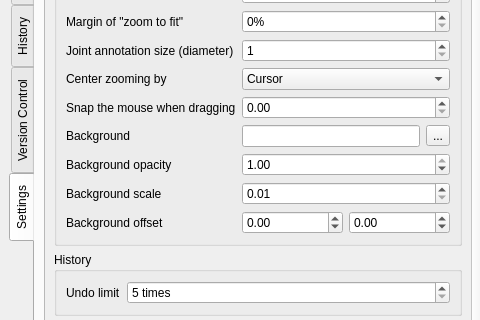
Qt form core/widgets/main.ui (KmolYuan/Pyslvs-UI) before a commit; both pictures show x 0 to 480 and y 242 to 562 of the 882 by 849 pixel window.
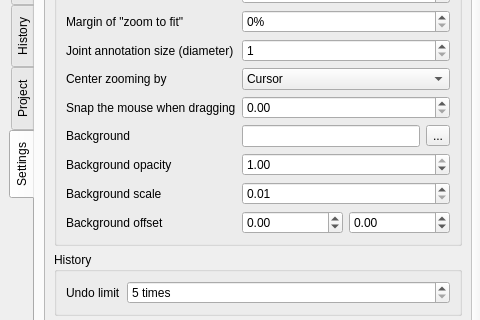
The same form after that commit. The open tabs and pages were chosen to show the change. Icons and pictures are not drawn.

What changed in the file:
```diff
--- a/core/widgets/main.ui
+++ b/core/widgets/main.ui
@@ -462,7 +462,7 @@
               <normaloff>:/icons/git.png</normaloff>:/icons/git.png</iconset>
             </attribute>
             <attribute name="title">
-             <string>Version Control</string>
+             <string>Project</string>
             </attribute>
             <layout class="QVBoxLayout" name="verticalLayout_5">
              <property name="leftMargin">
```
Left out of the diff: 135 changed lines with no effect on the pictures.
